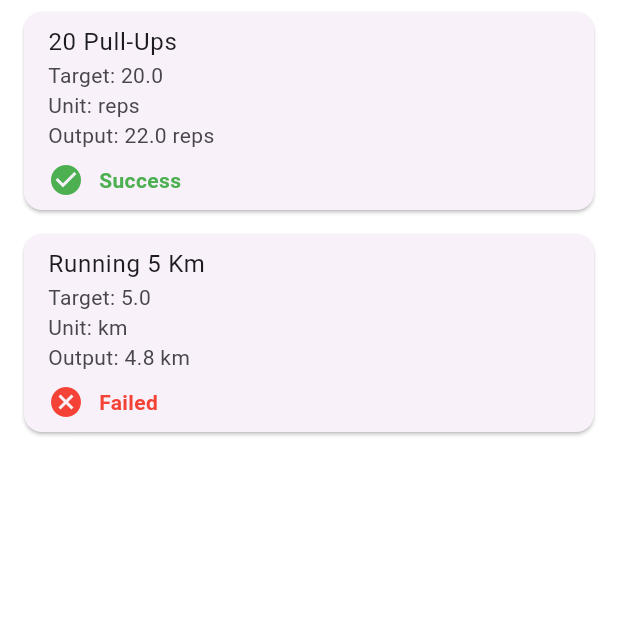
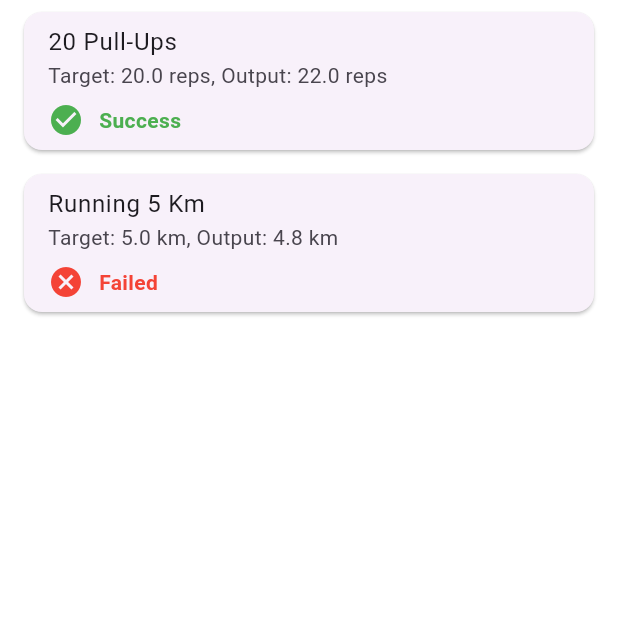
Before and after one commit to Yashtap1245-Tech/WorkItOut, a Flutter app: the screen it shows after launch, after a tap on the "arrow forward" icon, on a phone screen of 412 x 824 dp, the top half of it. Run offline on Flutter 3.47's test engine with Material 3 defaults, Android fonts, the phone set to English and light mode, and no system bars.

Commit message:
refactored data on workout details page

```diff
--- a/lib/workout_details.dart
+++ b/lib/workout_details.dart
@@ -18,9 +18,7 @@ class WorkoutDetails extends StatelessWidget {
             subtitle: Column(
               crossAxisAlignment: CrossAxisAlignment.start,
               children: [
-                Text('Target: ${result.exercise.target}'),
-                Text('Unit: ${result.exercise.unit}'),
-                Text('Output: ${result.output} ${result.exercise.unit}'),
+                Text('Target: ${result.exercise.target} ${result.exercise.unit}, Output: ${result.output} ${result.exercise.unit}'),
                 SizedBox(height: 8),
                 _buildSuccessIndicator(result),
               ],
```
